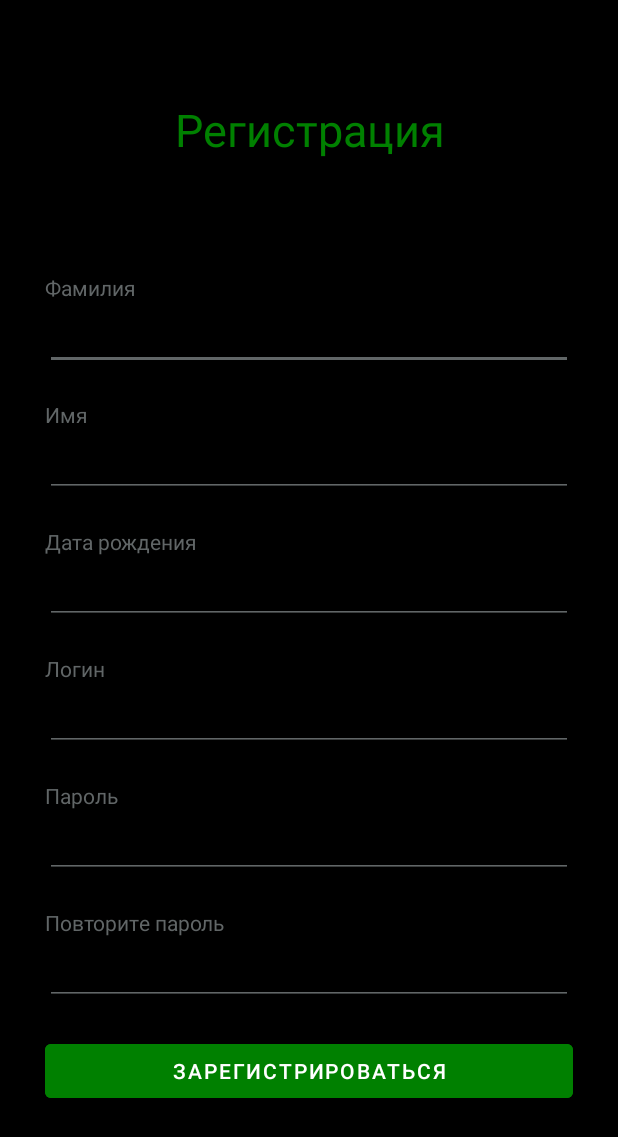
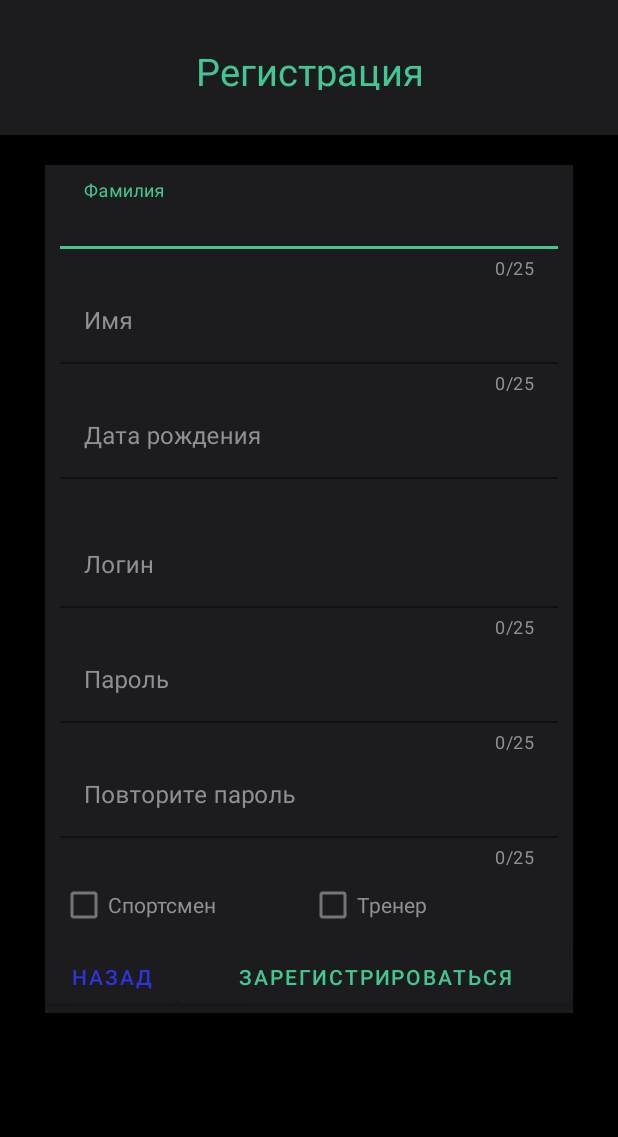
Before and after one commit to Chifir31/DiaryPRO, an Android app: the layout activity_register.xml on its own in the app's theme, with its tools: preview values and no code run, on a phone screen of 412 x 824 dp. Shown: the top 1137 px of the screen. Run offline under Robolectric (Android 15) with nearby library versions, the light colour scheme and no system bars.

Commit message:
BackButton and Changed Login Field
Resolved add graphic conflict, disposed of additional activity_register

```diff
--- a/app/src/main/java/com/example/myapplication/data/Group.kt
+++ b/app/src/main/java/com/example/myapplication/data/Group.kt
@@ -1,3 +1,4 @@
 package com.example.myapplication.data
 
 data class Group(var name: String)
+data class Role(var role: String)
--- a/app/src/main/res/drawable/baseline_add_24.xml
+++ b/app/src/main/res/drawable/baseline_add_24.xml
@@ -1,4 +1,4 @@
-<vector android:height="36dp" android:tint="@color/lime_green"
+<vector android:height="36dp" android:tint="@color/teal_200"
     android:viewportHeight="24" android:viewportWidth="24"
     android:width="36dp" xmlns:android="http://schemas.android.com/apk/res/android">
     <path android:fillColor="@android:color/white" android:pathData="M19,13h-6v6h-2v-6H5v-2h6V5h2v6h6v2z"/>
--- a/app/src/main/res/layout/activity_register.xml
+++ b/app/src/main/res/layout/activity_register.xml
@@ -1,139 +1,204 @@
 <?xml version="1.0" encoding="utf-8"?>
-<LinearLayout xmlns:android="http://schemas.android.com/apk/res/android"
+<ScrollView
+    xmlns:android="http://schemas.android.com/apk/res/android"
+    xmlns:tools="http://schemas.android.com/tools"
     xmlns:app="http://schemas.android.com/apk/res-auto"
-    xmlns:tools="http://schemas.android.com/tools"
     android:layout_width="match_parent"
     android:layout_height="match_parent"
-    android:orientation="vertical"
+    android:fillViewport="true">
+<RelativeLayout
+    android:layout_width="match_parent"
+    android:layout_height="wrap_content"
     tools:context=".LoginActivity"
-    android:background="#000"
-    >
+    android:background="@color/black">
 
     <TextView
+        android:id="@+id/title"
         android:layout_width="match_parent"
-        android:layout_height="180dp"
-        android:text="Регистрация"
+        android:layout_height="90dp"
+        android:paddingVertical="30dp"
+        android:background="@color/dark_gray"
+        android:text="@string/registration"
         android:textAlignment="center"
-        android:textColor="#008000"
-        android:paddingVertical="70dp"
-        android:textSize="30sp"
-        android:fontFamily="cursive"
-        android:layout_marginBottom="2dp"
+        android:textColor="@color/teal_200"
+        android:textSize="25sp"
         />
 
-    <TextView
+    <LinearLayout
+        android:layout_below="@id/title"
         android:layout_width="match_parent"
         android:layout_height="wrap_content"
+        android:orientation="vertical"
         android:layout_marginHorizontal="30dp"
-        android:text="Фамилия"
-        android:textColor="#616667" />
+        android:layout_marginTop="20dp"
+        android:background="@color/dark_gray">
 
-    <EditText
+        <com.google.android.material.textfield.TextInputLayout
+            android:id="@+id/lastname"
             android:layout_width="match_parent"
             android:layout_height="wrap_content"
-        android:layout_marginHorizontal="30dp"
-        android:layout_marginBottom="20dp"
-        android:backgroundTint="#616667"
-        android:textColor="#616667"
-        />
-
-    <TextView
+            android:layout_marginHorizontal="10dp"
+            android:textColorHint="@color/gray"
+            android:hint="@string/lastname"
+            app:counterEnabled="true"
+            app:counterMaxLength="25"
+            app:counterTextColor="@color/gray">
+            <com.google.android.material.textfield.TextInputEditText
+                android:id="@+id/lname"
                 android:layout_width="match_parent"
                 android:layout_height="wrap_content"
-        android:text="Имя"
-        android:layout_marginHorizontal="30dp"
-        android:textColor="#616667"
+                android:backgroundTint="@color/dark_gray"
+                android:maxLength="25"
                 />
+        </com.google.android.material.textfield.TextInputLayout>
 
-    <EditText
+        <com.google.android.material.textfield.TextInputLayout
+            android:id="@+id/firstname"
             android:layout_width="match_parent"
             android:layout_height="wrap_content"
-        android:layout_marginHorizontal="30dp"
-        android:layout_marginBottom="20dp"
-        android:backgroundTint="#616667"
-        android:textColor="#616667"/>
+            android:layout_marginHorizontal="10dp"
+            android:textColorHint="@color/gray"
+            android:hint="@string/name"
+            app:counterEnabled="true"
+            app:counterMaxLength="25"
+            app:counterTextColor="@color/gray">
 
-    <TextView
+            <com.google.android.material.textfield.TextInputEditText
+                android:id="@+id/fname"
                 android:layout_width="match_parent"
                 android:layout_height="wrap_content"
-        android:text="Дата рождения"
-        android:layout_marginHorizontal="30dp"
-        android:textColor="#616667"
+                android:backgroundTint="@color/dark_gray"
+                android:maxLength="25"
                 />
+        </com.google.android.material.textfield.TextInputLayout>
 
-    <EditText
+        <com.google.android.material.textfield.TextInputLayout
+            android:id="@+id/date"
             android:layout_width="match_parent"
             android:layout_height="wrap_content"
-        android:layout_marginHorizontal="30dp"
-        android:layout_marginBottom="20dp"
-        android:backgroundTint="#616667"
-        android:textColor="#616667"
-        />
+            android:layout_marginHorizontal="10dp"
+            android:hint="Дата рождения"
+            android:textColorHint="@color/gray">
+            <com.google.android.material.textfield.TextInputEditText
+                android:id="@+id/editdate"
+                android:layout_width="match_parent"
+                android:layout_height="wrap_content"
+                android:clickable="true"
+                android:focusable="false"
+                android:backgroundTint="@color/dark_gray"/>
+        </com.google.android.material.textfield.TextInputLayout>
 
-    <TextView
+        <com.google.android.material.textfield.TextInputLayout
             android:id="@+id/login"
             android:layout_width="match_parent"
             android:layout_height="wrap_content"
-        android:text="Логин"
-        android:layout_marginHorizontal="30dp"
-        android:textColor="#616667"
-        />
+            android:layout_marginHorizontal="10dp"
+            android:layout_marginTop="30dp"
+            android:textColorHint="@color/gray"
+            android:hint="@string/login"
+            app:counterEnabled="true"
+            app:counterMaxLength="25"
+            app:counterTextColor="@color/gray">
 
-    <EditText
+            <com.google.android.material.textfield.TextInputEditText
                 android:id="@+id/username"
                 android:layout_width="match_parent"
                 android:layout_height="wrap_content"
-        android:layout_marginHorizontal="30dp"
-        android:layout_marginBottom="20dp"
-        android:backgroundTint="#616667"
-        android:textColor="#616667"
+
+                android:backgroundTint="@color/dark_gray"
+                android:textColorHint="@color/gray"
+                android:maxLength="25"
                 />
-
-    <TextView
+        </com.google.android.material.textfield.TextInputLayout>
+        <com.google.android.material.textfield.TextInputLayout
+            android:id="@+id/pwd"
             android:layout_width="match_parent"
             android:layout_height="wrap_content"
-        android:text="Пароль"
-        android:textColor="#616667"
-        android:layout_marginHorizontal="30dp"
-        />
+            android:layout_marginHorizontal="10dp"
+            android:textColorHint="@color/gray"
+            android:hint="@string/password"
+            app:counterEnabled="true"
+            app:counterMaxLength="25"
+            app:counterTextColor="@color/gray"
+            >
 
-    <EditText
+            <com.google.android.material.textfield.TextInputEditText
                 android:inputType="textPassword"
                 android:id="@+id/Pwd"
                 android:layout_width="match_parent"
                 android:layout_height="wrap_content"
-        android:layout_marginHorizontal="30dp"
-        android:layout_marginBottom="20dp"
-        android:backgroundTint="#616667"
-        android:textColor="#616667"
+                android:backgroundTint="@color/dark_gray"
+                android:textColorHint="@color/gray"
+                android:maxLength="25"
                 />
-
-    <TextView
+        </com.google.android.material.textfield.TextInputLayout>
+        <com.google.android.material.textfield.TextInputLayout
+            android:id="@+id/r_pwd"
             android:layout_width="match_parent"
             android:layout_height="wrap_content"
-        android:text="Повторите пароль"
-        android:layout_marginHorizontal="30dp"
-        android:textColor="#616667"
-        />
+            android:layout_marginHorizontal="10dp"
+            android:textColorHint="@color/gray"
+            android:hint="Повторите пароль"
+            app:counterEnabled="true"
+            app:counterMaxLength="25"
+            app:counterTextColor="@color/gray">
 
-    <EditText
+            <com.google.android.material.textfield.TextInputEditText
                 android:inputType="textPassword"
                 android:id="@+id/RepeatPwd"
                 android:layout_width="match_parent"
                 android:layout_height="wrap_content"
-        android:layout_marginHorizontal="30dp"
-        android:layout_marginBottom="20dp"
-        android:backgroundTint="#616667"
-        android:textColor="#616667"
+                android:backgroundTint="@color/dark_gray"
+                android:maxLength="25"
+                />
+        </com.google.android.material.textfield.TextInputLayout>
+        <LinearLayout
+            android:layout_width="match_parent"
+            android:layout_height="wrap_content"
+            android:orientation="horizontal"
+            android:layout_marginHorizontal="10dp">
+
+            <CheckBox
+                android:id="@+id/role2"
+                android:layout_width="match_parent"
+                android:layout_height="wrap_content"
+                android:layout_weight="1"
+                android:onClick="onCheckboxClicked"
+                android:text="@string/sportsman"
+                android:textColor="@color/gray"/>
+
+            <CheckBox
+                android:id="@+id/role1"
+                android:layout_width="match_parent"
+                android:layout_height="wrap_content"
+                android:layout_weight="1"
+                android:onClick="onCheckboxClicked"
+                android:text="@string/coach"
+                android:textColor="@color/gray" />
+        </LinearLayout>
+        <LinearLayout
+            android:layout_width="match_parent"
+            android:layout_height="wrap_content"
+            android:orientation="horizontal">
+
+            <Button
+                android:id="@+id/BackBtn"
+                android:layout_width="wrap_content"
+                android:layout_height="wrap_content"
+                android:text="@string/back"
+                android:backgroundTint="@color/dark_gray"
+                android:textColor="@color/blue"
                 />
 
             <Button
                 android:id="@+id/RegisterCompleteBtn"
                 android:layout_width="match_parent"
                 android:layout_height="wrap_content"
-        android:text="Зарегистрироваться"
-        android:layout_marginHorizontal="30dp"
-        android:backgroundTint="#008000"
+                android:text="@string/register"
+                android:backgroundTint="@color/dark_gray"
+                android:textColor="@color/teal_200"
                 />
-
         </LinearLayout>
+    </LinearLayout>
+</RelativeLayout>
+</ScrollView>
```
Also changed, not shown: app/src/main/java/com/example/myapplication/LoginActivity.kt (+17 -9 lines), app/src/main/java/com/example/myapplication/RegisterActivity.kt (+5 -5 lines), app/src/main/res/layout/activity_login.xml (+28 -11 lines), app/src/main/res/layout/activity_register1.xml (deleted, +0 -204 lines). Lines whose indentation alone changed are shown as unchanged.
